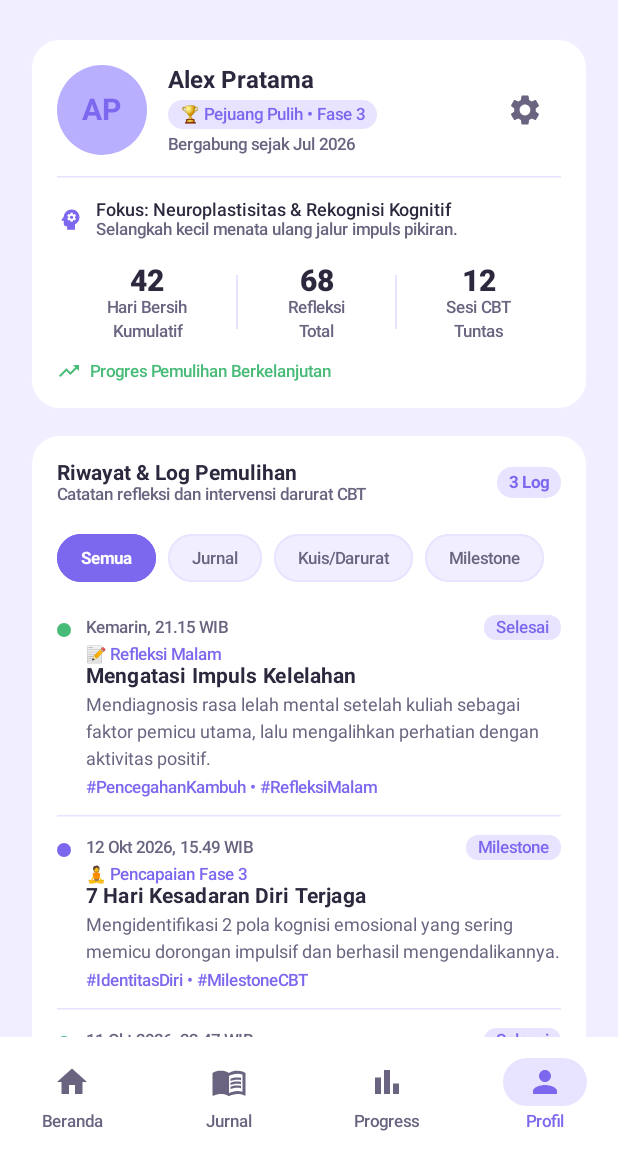
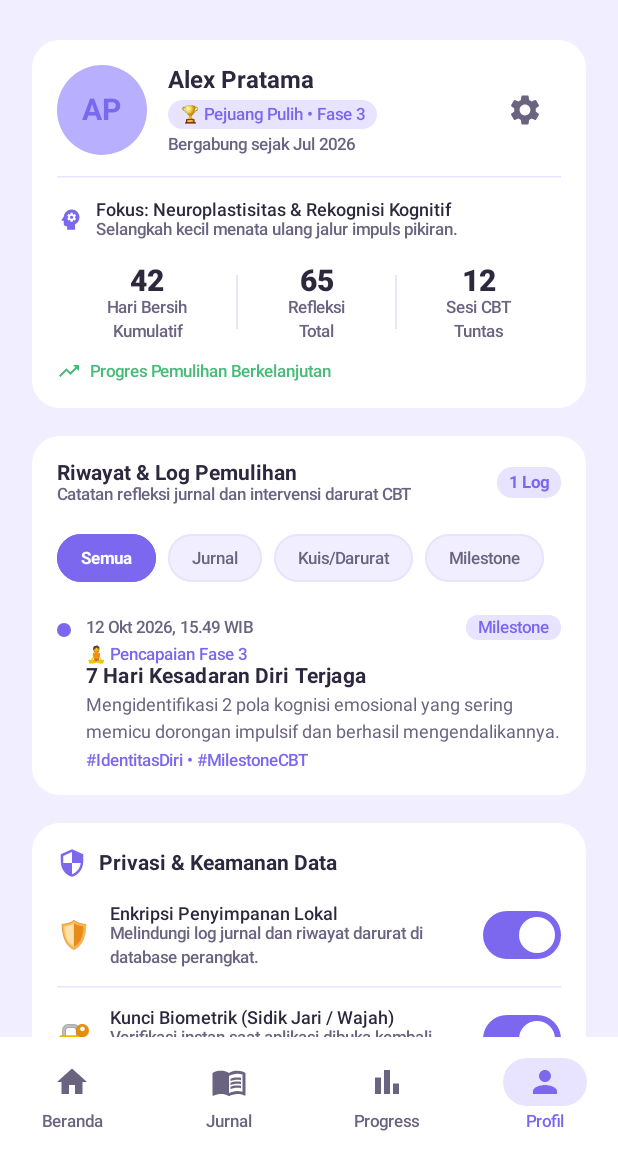
Before and after one commit to Aslamnh/MindSet, an Android app built with Jetpack Compose: the MainScreen screen opened through its navigation route, item 4 of the bottom bar chosen, on a phone screen of 412 x 824 dp, the part 79-1236 px from its top. Run offline under Robolectric (Android 15) with nearby library versions, the phone set to English and light mode, and no system bars; our stand-ins replace Room's generated code.

Commit message:
Jurnal v0.3
Menghubungkan bagian riwayat jurnal dengan riwayat yg profile

```diff
--- a/app/src/main/java/com/example/mind_set/navigation/NavGraph.kt
+++ b/app/src/main/java/com/example/mind_set/navigation/NavGraph.kt
@@ -14,6 +14,7 @@ import androidx.navigation.compose.composable
 import androidx.navigation.compose.rememberNavController
 import com.example.mind_set.data.local.AppDatabase
 import com.example.mind_set.data.model.EmergencyIntervention
+import com.example.mind_set.data.model.JournalItem
 import com.example.mind_set.data.repository.DefaultEmergencyRepository
 import com.example.mind_set.data.repository.DefaultJournalRepository
 import com.example.mind_set.data.repository.EmergencyRepository
@@ -80,6 +81,10 @@ fun MainScreen(
         .getEmergencyHistory()
         .collectAsState(initial = emptyList())
 
+    val journalHistory: List<JournalItem> by journalRepository
+        .getAllJournals()
+        .collectAsState(initial = emptyList())
+
     Scaffold(
         bottomBar = { BottomNavBar(bottomNavController) }
     ) { innerPadding ->
@@ -101,7 +106,10 @@ fun MainScreen(
                 ProgressScreen()
             }
             composable("profil") {
-                ProfilScreen(emergencyHistory = emergencyHistory)
+                ProfilScreen(
+                    emergencyHistory = emergencyHistory,
+                    journalHistory = journalHistory
+                )
             }
         }
     }
--- a/app/src/main/java/com/example/mind_set/ui/screens/profil/ProfilScreen.kt
+++ b/app/src/main/java/com/example/mind_set/ui/screens/profil/ProfilScreen.kt
@@ -26,6 +26,7 @@ import androidx.compose.ui.text.style.TextOverflow
 import androidx.compose.ui.unit.dp
 import androidx.compose.ui.unit.sp
 import com.example.mind_set.data.model.EmergencyIntervention
+import com.example.mind_set.data.model.JournalItem
 import com.example.mind_set.ui.theme.*
 import java.text.SimpleDateFormat
 import java.util.Date
@@ -33,7 +34,8 @@ import java.util.Locale
 
 @Composable
 fun ProfilScreen(
-    emergencyHistory: List<EmergencyIntervention> = emptyList()
+    emergencyHistory: List<EmergencyIntervention> = emptyList(),
+    journalHistory: List<JournalItem> = emptyList()
 ) {
     var selectedTab by remember { mutableIntStateOf(0) }
     var biometricEnabled by remember { mutableStateOf(true) }
@@ -58,19 +60,26 @@ fun ProfilScreen(
         }
     }
 
-    // Data dummy bawaan untuk kategori Jurnal & Milestone
+    // Konversi data asli Room DB (journals) menjadi LogEntry UI
+    val dynamicJournalEntries = remember(journalHistory) {
+        val formatter = SimpleDateFormat("dd MMM yyyy, HH.mm 'WIB'", Locale("id", "ID"))
+        journalHistory.map { item ->
+            LogEntry(
+                date = formatter.format(Date(item.createdAt)),
+                category = "JURNAL",
+                type = "📝 Refleksi Harian (${item.mood})",
+                title = item.triggerText.take(40) + if (item.triggerText.length > 40) "..." else "",
+                body = item.reframingText.ifBlank { item.aiResponse },
+                tags = if (item.tags.isNotEmpty()) item.tags.joinToString(" • ") else "#JurnalHarian • #CBT",
+                badge = item.status,
+                isMilestone = false
+            )
+        }
+    }
+
+    // Data dummy bawaan untuk kategori Milestone
     val staticEntries = remember {
         listOf(
-            LogEntry(
-                date = "Kemarin, 21.15 WIB",
-                category = "JURNAL",
-                type = "📝 Refleksi Malam",
-                title = "Mengatasi Impuls Kelelahan",
-                body = "Mendiagnosis rasa lelah mental setelah kuliah sebagai faktor pemicu utama, lalu mengalihkan perhatian dengan aktivitas positif.",
-                tags = "#PencegahanKambuh • #RefleksiMalam",
-                badge = "Selesai",
-                isMilestone = false
-            ),
             LogEntry(
                 date = "12 Okt 2026, 15.49 WIB",
                 category = "MILESTONE",
@@ -80,23 +89,13 @@ fun ProfilScreen(
                 tags = "#IdentitasDiri • #MilestoneCBT",
                 badge = "Milestone",
                 isMilestone = true
-            ),
-            LogEntry(
-                date = "11 Okt 2026, 23.47 WIB",
-                category = "JURNAL",
-                type = "📓 Catatan Malam",
-                title = "Menemukan Pemicu Larut Malam",
-                body = "Mengenali kebosanan dan kurang tidur sebagai pemicu utama di malam hari dan menyusun jadwal tidur baru.",
-                tags = "#ConsciousMindset",
-                badge = "Selesai",
-                isMilestone = false
             )
         )
     }
 
     // Gabungkan & filter sesuai tab yang aktif
-    val filteredEntries = remember(selectedTab, dynamicEmergencyEntries, staticEntries) {
-        val allEntries = dynamicEmergencyEntries + staticEntries
+    val filteredEntries = remember(selectedTab, dynamicEmergencyEntries, dynamicJournalEntries, staticEntries) {
+        val allEntries = dynamicEmergencyEntries + dynamicJournalEntries + staticEntries
         when (selectedTab) {
             1 -> allEntries.filter { it.category == "JURNAL" }
             2 -> allEntries.filter { it.category == "DARURAT" }
@@ -204,7 +203,9 @@ fun ProfilScreen(
 
                 Spacer(Modifier.height(16.dp))
 
-                // Statistik Kumulatif
+                // Statistik Kumulatif (dinamis berdasarkan database jurnal & darurat)
+                val totalReflections = journalHistory.size + 65
+                val totalCbtSessions = 12 + emergencyHistory.size + journalHistory.size
                 Row(
                     modifier = Modifier.fillMaxWidth(),
                     horizontalArrangement = Arrangement.SpaceEvenly,
@@ -212,9 +213,9 @@ fun ProfilScreen(
                 ) {
                     ProfileStat("42", "Hari Bersih\nKumulatif")
                     Box(modifier = Modifier.width(1.dp).height(36.dp).background(MindSetDivider))
-                    ProfileStat("68", "Refleksi\nTotal")
+                    ProfileStat("$totalReflections", "Refleksi\nTotal")
                     Box(modifier = Modifier.width(1.dp).height(36.dp).background(MindSetDivider))
-                    ProfileStat("${12 + emergencyHistory.size}", "Sesi CBT\nTuntas")
+                    ProfileStat("$totalCbtSessions", "Sesi CBT\nTuntas")
                 }
 
                 Spacer(Modifier.height(12.dp))
@@ -231,7 +232,7 @@ fun ProfilScreen(
             }
         }
 
-        // ── 3. Riwayat & Log Pemulihan (Terhubung ke Room DB) ────────────
+        // ── 3. Riwayat & Log Pemulihan (Terhubung ke Room DB Jurnal & Darurat) ────────────
         Card(
             modifier = Modifier.fillMaxWidth(),
             shape = RoundedCornerShape(20.dp),
@@ -252,7 +253,7 @@ fun ProfilScreen(
                             fontWeight = FontWeight.Bold
                         )
                         Text(
-                            text = "Catatan refleksi dan intervensi darurat CBT",
+                            text = "Catatan refleksi jurnal dan intervensi darurat CBT",
                             style = MaterialTheme.typography.labelSmall,
                             color = MindSetNeutralGrey
                         )
```
